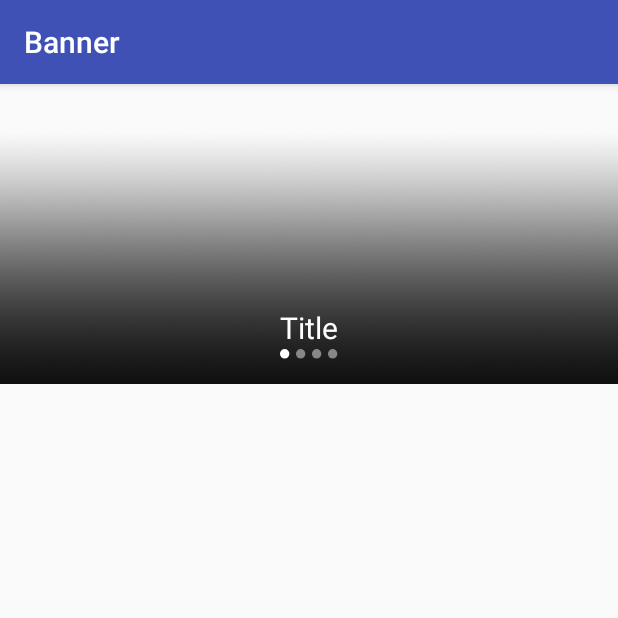
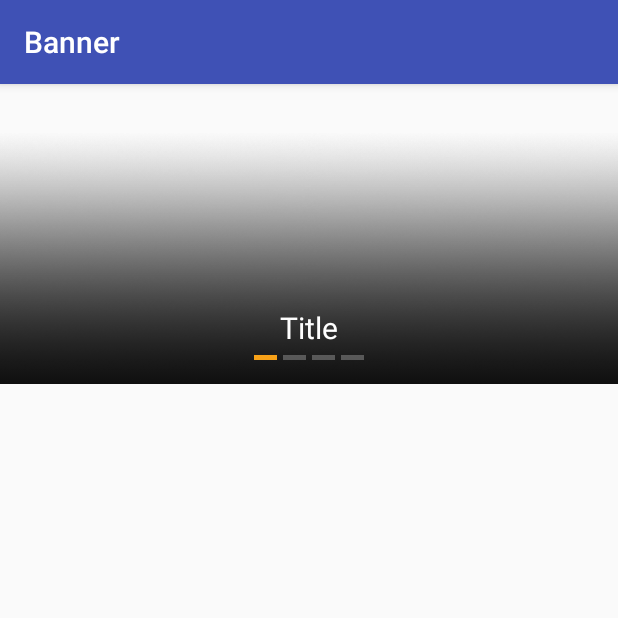
Before and after one commit to rolyyu/banner, an Android app: the MainActivity screen opened directly, with no data from a screen before it, on a phone screen of 412 x 824 dp, the top half of it. Run offline under Robolectric (Android 15) with nearby library versions, the light colour scheme and no system bars; our stand-ins replace ButterKnife, Picasso; pictures from the network do not load.

Commit message:
添加自定义指示器的设置

```diff
--- a/app/src/main/java/edu/jnu/banner/Banner.java
+++ b/app/src/main/java/edu/jnu/banner/Banner.java
@@ -1,6 +1,7 @@
 package edu.jnu.banner;
 
 import android.content.Context;
+import android.support.annotation.DrawableRes;
 import android.support.annotation.LayoutRes;
 import android.support.v4.view.PagerAdapter;
 import android.support.v4.view.ViewPager;
@@ -20,7 +21,6 @@ import edu.jnu.banner.ui.transformer.PageTransformer;
 import edu.jnu.banner.ui.transformer.TransitionEffect;
 import edu.jnu.banner.util.ScreenUtil;
 import edu.jnu.banner.ui.widget.BannerViewPager;
-import edu.jnu.banner.ui.widget.Indicator;
 import edu.jnu.banner.ui.widget.TimerHelper;
 
 /**
@@ -39,11 +39,17 @@ public class Banner extends RelativeLayout {
     //指示器
     private LinearLayout llPoint;
     private List<Indicator> indicators;
+    //指示器默认参数
+    private int indicatorNormalRes = R.drawable.ic_point_normal;
+    private int indicatorSelectedRes = R.drawable.ic_point_selected;
+    private int indicatorWidth = 7;
+    private int indicatorHeight = 7;
+    private int indicatorInterval = 4;
 
+    //自动循环显示时间
+    private long timePeriod = 5000;
+    private TimerHelper timerHelper;
     private boolean isAutoPlay = false;
-    //自动循环显示时间
-    private long TIME_PERIOD = 5000;
-    private TimerHelper timerHelper;
     //之前显示的图片
     private int preSelect = -1;
     //当前显示图片
@@ -65,12 +71,6 @@ public class Banner extends RelativeLayout {
         super(context, attrs, defStyleAttr);
         this.context = context;
         initView();
-    }
-
-    public void setPageTransformer(TransitionEffect effect) {
-        if (vpBanner != null) {
-            vpBanner.setPageTransformer(true, PageTransformer.getPageTransformer(effect));
-        }
     }
 
     private void initView() {
@@ -124,9 +124,13 @@ public class Banner extends RelativeLayout {
      * @param period 周期
      */
     public void setAutoPlayTimePeriod(long period) {
-        TIME_PERIOD = period;
+        timePeriod = period;
     }
 
+    /**
+     * 是否自动播放
+     * @param isAutoPlay 默认false
+     */
     public void setIsAutoPlay(boolean isAutoPlay) {
         this.isAutoPlay = isAutoPlay;
     }
@@ -141,7 +145,7 @@ public class Banner extends RelativeLayout {
         super.onWindowVisibilityChanged(visibility);
         if (isAutoPlay) {
             if (visibility == VISIBLE)
-                timerHelper.start(TIME_PERIOD, TIME_PERIOD);
+                timerHelper.start(timePeriod, timePeriod);
             else
                 timerHelper.stop();
         }
@@ -176,6 +180,16 @@ public class Banner extends RelativeLayout {
         }
         if (nowSelect != -1) {
             indicators.get(nowSelect).setFocus(true);
+        }
+    }
+
+    /**
+     * 设置页面切换动画
+     * @param effect
+     */
+    public void setPageTransformer(TransitionEffect effect) {
+        if (vpBanner != null) {
+            vpBanner.setPageTransformer(true, PageTransformer.getPageTransformer(effect));
         }
     }
 
@@ -294,4 +308,75 @@ public class Banner extends RelativeLayout {
     public void setOnPageChangeListener(ViewPager.OnPageChangeListener onPageChangeListener) {
         this.onPageChangeListener = onPageChangeListener;
     }
+
+    /**
+     * 设置指示器
+     * @param indicatorWidth 指示器宽度
+     * @param indicatorHeight 指示器高度
+     * @param indicatorInterval 指示器间距
+     */
+    public void setIndicators(int indicatorWidth,int indicatorHeight,int indicatorInterval){
+        setIndicators(indicatorNormalRes,indicatorSelectedRes,indicatorWidth,indicatorHeight,indicatorInterval);
+    }
+
+    /**
+     * 设置指示器
+     * @param indicatorNormalRes 未选中状态图标
+     * @param indicatorSelectedRes 选中状态图标
+     */
+    public void setIndicators(@DrawableRes int indicatorNormalRes,@DrawableRes int indicatorSelectedRes){
+        setIndicators(indicatorNormalRes,indicatorSelectedRes,indicatorWidth,indicatorHeight,indicatorInterval);
+    }
+
+    /**
+     * 设置指示器
+     * @param indicatorNormalRes 未选中状态图标
+     * @param indicatorSelectedRes 选中状态图标
+     * @param indicatorWidth 指示器宽度
+     * @param indicatorHeight 指示器高度
+     * @param indicatorInterval 指示器间距
+     */
+    public void setIndicators(@DrawableRes int indicatorNormalRes,@DrawableRes int indicatorSelectedRes,int indicatorWidth,int indicatorHeight,int indicatorInterval){
+        this.indicatorNormalRes = indicatorNormalRes;
+        this.indicatorSelectedRes = indicatorSelectedRes;
+        this.indicatorWidth = indicatorWidth;
+        this.indicatorHeight = indicatorHeight;
+        this.indicatorInterval = indicatorInterval;
+        indicators.clear();
+        llPoint.removeAllViews();
+        for (int i = 0; i < dataSize; i++) {
+            indicators.add(new Indicator(context, llPoint, i == 0));
+        }
+    }
+    /**
+     * 自定义指示器，可以设置长、宽和间距
+     */
+    private class Indicator {
+        private Context context;
+        private View point;
+
+        public Indicator(Context context, LinearLayout parent, boolean isFirst) {
+            this.context = context;
+            point = new View(context);
+            point.setBackgroundDrawable(context.getResources().getDrawable(indicatorNormalRes));
+            parent.addView(point);
+            ViewGroup.MarginLayoutParams params = (ViewGroup.MarginLayoutParams) point.getLayoutParams();
+            //设置长宽和间距
+            params.width = ScreenUtil.dipToPx(context, indicatorWidth);
+            params.height = ScreenUtil.dipToPx(context, indicatorHeight);
+            if (!isFirst) {
+                //设置间距
+                params.leftMargin = ScreenUtil.dipToPx(context, indicatorInterval);
+            }
+            point.setLayoutParams(params);
+        }
+
+        public void setFocus(boolean isFocus) {
+            if (isFocus) {
+                point.setBackgroundDrawable(context.getResources().getDrawable(indicatorSelectedRes));
+            } else {
+                point.setBackgroundDrawable(context.getResources().getDrawable(indicatorNormalRes));
+            }
+        }
+    }
 }
--- a/app/src/main/java/edu/jnu/banner/ui/activity/MainActivity.java
+++ b/app/src/main/java/edu/jnu/banner/ui/activity/MainActivity.java
@@ -60,6 +60,7 @@ public class MainActivity extends AppCompatActivity {
             }
         });
         banner.setIsAutoPlay(true);
+        banner.setIndicators(R.drawable.ic_point_normal_1, R.drawable.ic_point_selected_1, 15, 3, 4);
 
     }
 
--- a/app/src/main/java/edu/jnu/banner/ui/transformer/PageTransformer.java
+++ b/app/src/main/java/edu/jnu/banner/ui/transformer/PageTransformer.java
@@ -32,8 +32,6 @@ public abstract class PageTransformer implements ViewPager.PageTransformer {
 
     public static PageTransformer getPageTransformer(TransitionEffect effect) {
         switch (effect) {
-            case Default:
-                return new DefaultPageTransformer();
             case Alpha:
                 return new AlphaPageTransformer();
             case Rotate:
--- a/app/src/main/java/edu/jnu/banner/ui/transformer/TransitionEffect.java
+++ b/app/src/main/java/edu/jnu/banner/ui/transformer/TransitionEffect.java
@@ -1,7 +1,6 @@
 package edu.jnu.banner.ui.transformer;
 
 public enum TransitionEffect {
-    Default,
     Alpha,
     Rotate,
     Cube,
--- a/app/src/main/java/edu/jnu/banner/ui/widget/Indicator.java
+++ /dev/null
@@ -1,42 +0,0 @@
-package edu.jnu.banner.ui.widget;
-
-import android.content.Context;
-import android.view.View;
-import android.view.ViewGroup;
-import android.widget.LinearLayout;
-
-import edu.jnu.banner.R;
-import edu.jnu.banner.util.ScreenUtil;
-
-/**
- * Created by roly on 2016/10/14.
- * 自定义指示器，可以设置长、宽和间距
- */
-public class Indicator {
-    private Context context;
-    private View point;
-
-    public Indicator(Context context, LinearLayout parent, boolean isFirst) {
-        this.context = context;
-        point = new View(context);
-        point.setBackgroundDrawable(context.getResources().getDrawable(R.drawable.ic_point_normal2));
-        parent.addView(point);
-        ViewGroup.MarginLayoutParams params = (ViewGroup.MarginLayoutParams) point.getLayoutParams();
-        //设置长宽和间距
-        params.width = ScreenUtil.dipToPx(context, 7);
-        params.height = ScreenUtil.dipToPx(context, 7);
-        if (!isFirst) {
-            //设置间距
-            params.leftMargin = ScreenUtil.dipToPx(context, 3);
-        }
-        point.setLayoutParams(params);
-    }
-
-    public void setFocus(boolean isFocus) {
-        if (isFocus) {
-            point.setBackgroundDrawable(context.getResources().getDrawable(R.drawable.ic_point_selected2));
-        } else {
-            point.setBackgroundDrawable(context.getResources().getDrawable(R.drawable.ic_point_normal2));
-        }
-    }
-}
--- a/app/src/main/res/drawable/ic_point_normal.xml
+++ b/app/src/main/res/drawable/ic_point_normal.xml
@@ -1,11 +1,10 @@
 <vector xmlns:android="http://schemas.android.com/apk/res/android"
-        android:width="50dp"
-        android:height="3dp"
-        android:viewportWidth="50.0"
-        android:viewportHeight="3.0">
+    android:width="24dp"
+    android:height="24dp"
+    android:viewportHeight="7.0"
+    android:viewportWidth="7.0">
     <path
-        android:pathData="M0,0L50,0L50,3L0,3L0,0Z"
-        android:fillAlpha="0.4"
-        android:fillColor="#b4b4b4"
-        android:strokeAlpha="0.4"/>
+        android:fillColor="#77ffffff"
+        android:pathData="M3.608,3.079m-3,0a3,3 0,1 1,6 0a3,3 0,1 1,-6 0"
+        android:strokeColor="#00000000" />
 </vector>
--- a/app/src/main/res/drawable/ic_point_normal2.xml
+++ /dev/null
@@ -1,10 +0,0 @@
-<vector xmlns:android="http://schemas.android.com/apk/res/android"
-    android:width="24dp"
-    android:height="24dp"
-    android:viewportHeight="7.0"
-    android:viewportWidth="7.0">
-    <path
-        android:fillColor="#77ffffff"
-        android:pathData="M3.608,3.079m-3,0a3,3 0,1 1,6 0a3,3 0,1 1,-6 0"
-        android:strokeColor="#00000000" />
-</vector>
--- /dev/null
+++ b/app/src/main/res/drawable/ic_point_normal_1.xml
@@ -0,0 +1,11 @@
+<vector xmlns:android="http://schemas.android.com/apk/res/android"
+        android:width="50dp"
+        android:height="3dp"
+        android:viewportWidth="50.0"
+        android:viewportHeight="3.0">
+    <path
+        android:pathData="M0,0L50,0L50,3L0,3L0,0Z"
+        android:fillAlpha="0.4"
+        android:fillColor="#b4b4b4"
+        android:strokeAlpha="0.4"/>
+</vector>
--- a/app/src/main/res/drawable/ic_point_selected.xml
+++ b/app/src/main/res/drawable/ic_point_selected.xml
@@ -1,9 +1,10 @@
 <vector xmlns:android="http://schemas.android.com/apk/res/android"
-        android:width="50dp"
-        android:height="3dp"
-        android:viewportWidth="50.0"
-        android:viewportHeight="3.0">
+    android:width="24dp"
+    android:height="24dp"
+    android:viewportHeight="7.0"
+    android:viewportWidth="7.0">
     <path
-        android:pathData="M0,0L50,0L50,3L0,3L0,0Z"
-        android:fillColor="#f7a118"/>
+        android:fillColor="#ffffff"
+        android:pathData="M3.608,3.079m-3,0a3,3 0,1 1,6 0a3,3 0,1 1,-6 0"
+        android:strokeColor="#00000000" />
 </vector>
--- a/app/src/main/res/drawable/ic_point_selected2.xml
+++ /dev/null
@@ -1,10 +0,0 @@
-<vector xmlns:android="http://schemas.android.com/apk/res/android"
-    android:width="24dp"
-    android:height="24dp"
-    android:viewportHeight="7.0"
-    android:viewportWidth="7.0">
-    <path
-        android:fillColor="#ffffff"
-        android:pathData="M3.608,3.079m-3,0a3,3 0,1 1,6 0a3,3 0,1 1,-6 0"
-        android:strokeColor="#00000000" />
-</vector>
--- /dev/null
+++ b/app/src/main/res/drawable/ic_point_selected_1.xml
@@ -0,0 +1,9 @@
+<vector xmlns:android="http://schemas.android.com/apk/res/android"
+        android:width="50dp"
+        android:height="3dp"
+        android:viewportWidth="50.0"
+        android:viewportHeight="3.0">
+    <path
+        android:pathData="M0,0L50,0L50,3L0,3L0,0Z"
+        android:fillColor="#f7a118"/>
+</vector>
```
Also changed, not shown: 1 other file.
